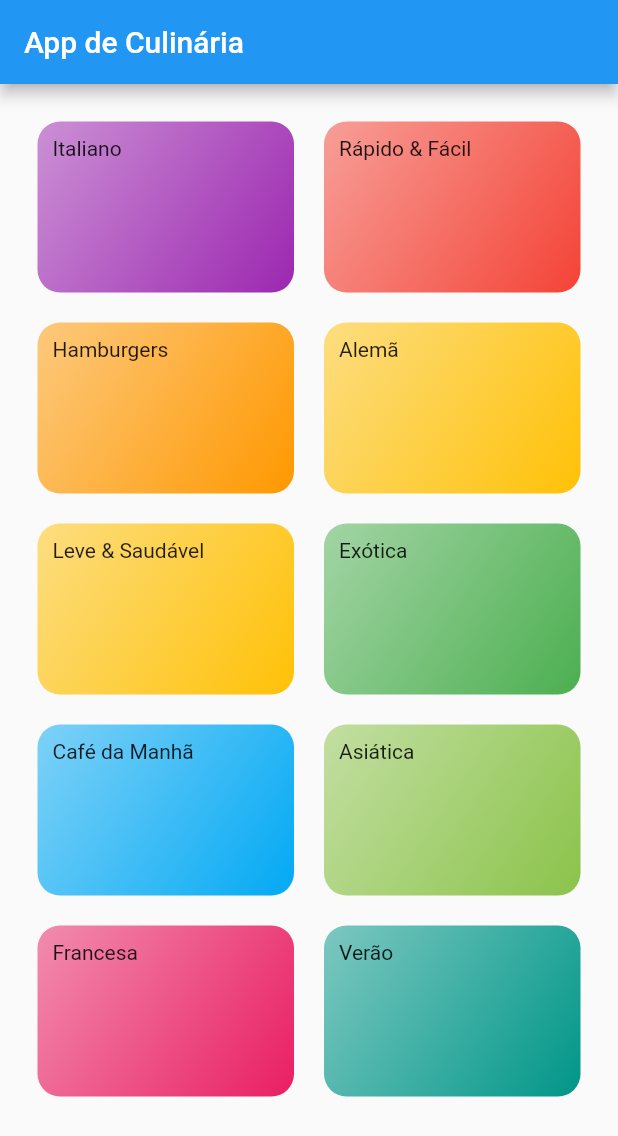
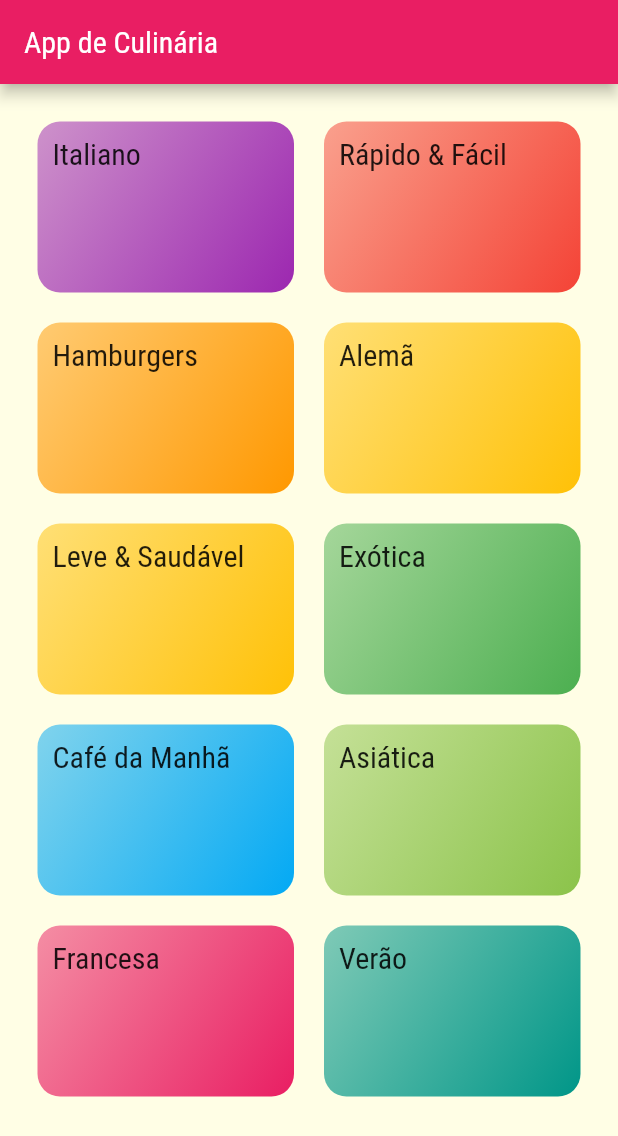
Before and after one commit to fvieir/Flutter-AppCulinaria, a Flutter app: the screen it shows after launch, on a phone screen of 412 x 824 dp. Shown: the top 1136 px of the screen. Run offline on Flutter 3.47's test engine with Material 2 defaults, Android fonts, the phone set to English and light mode, and no system bars.

Commit message:
Add tema

```diff
--- a/lib/components/category_item.dart
+++ b/lib/components/category_item.dart
@@ -26,6 +26,7 @@ class CategoryItem extends StatelessWidget {
       ),
       child: Text(
         category.title,
+        style: Theme.of(context).textTheme.titleLarge,
       ),
     );
   }
--- a/lib/main.dart
+++ b/lib/main.dart
@@ -11,7 +11,18 @@ class MyApp extends StatelessWidget {
     return MaterialApp(
       title: 'DeliMeals',
       theme: ThemeData(
-        primarySwatch: Colors.blue,
+        colorScheme: ColorScheme.fromSwatch().copyWith(
+          primary: Colors.pink,
+          secondary: Colors.amber,
+        ),
+        canvasColor: const Color.fromRGBO(255, 254, 229, 1),
+        fontFamily: 'Raleway',
+        textTheme: ThemeData.light().textTheme.copyWith(
+              titleLarge: const TextStyle(
+                fontSize: 20,
+                fontFamily: 'RobotoCondensed',
+              ),
+            ),
       ),
       home: const CategoriesScreens(),
     );
```
